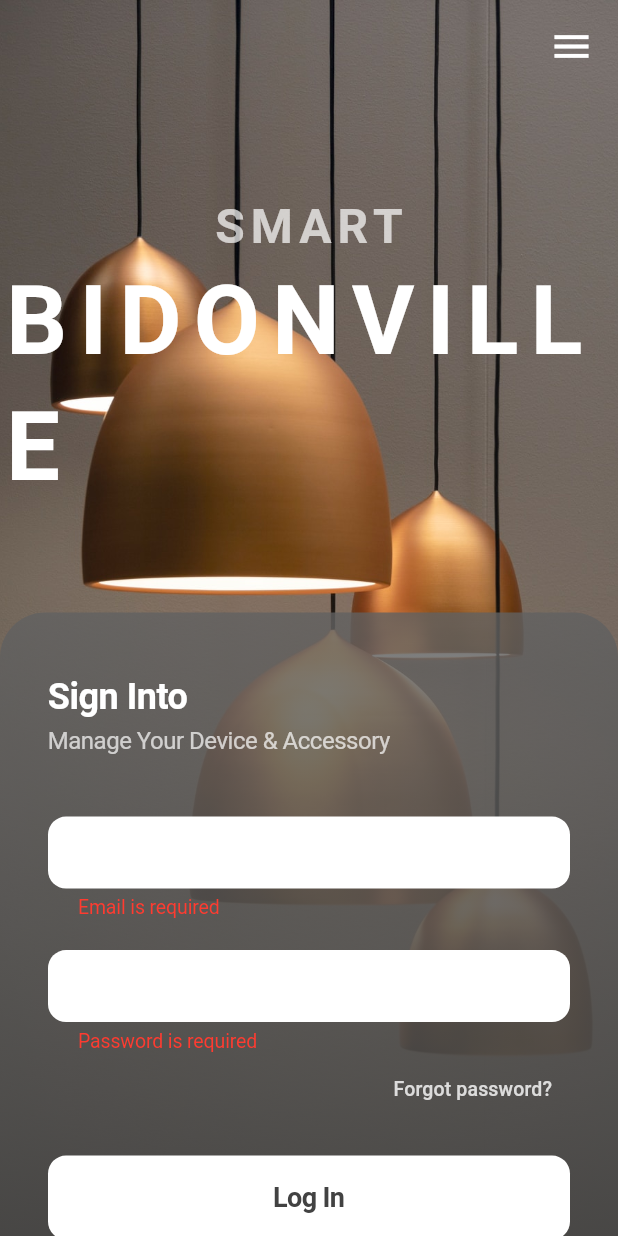
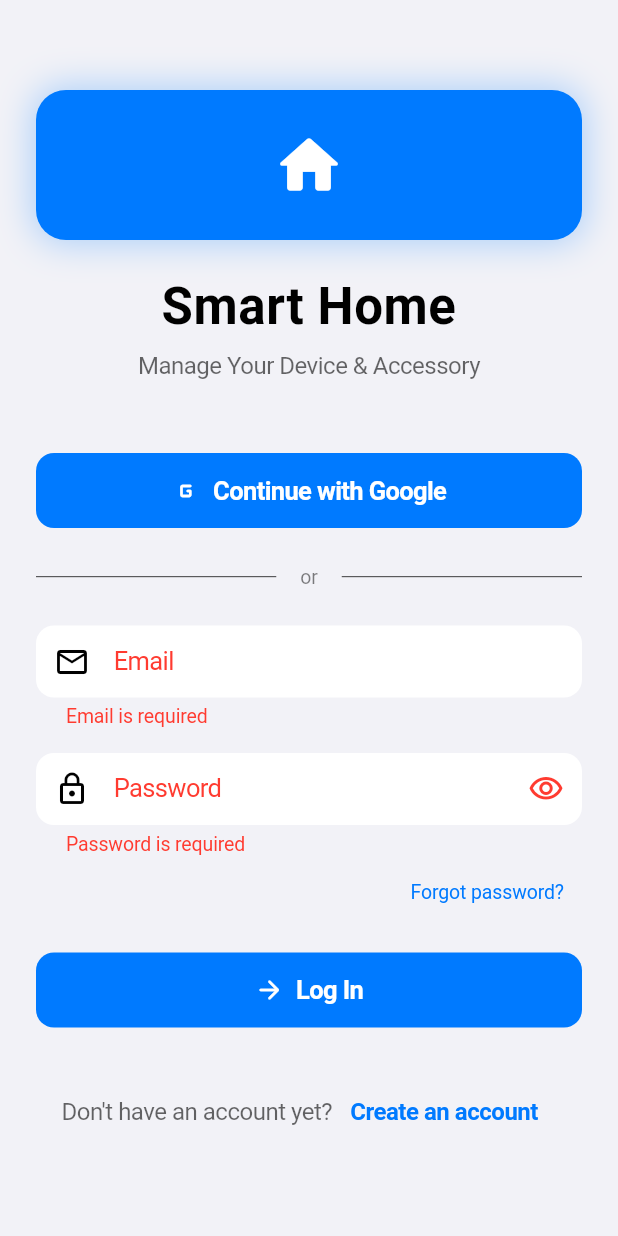
Before and after one commit to fb2001/Smart-Bidonville, a Flutter app: the screen it shows after launch, after a tap on "Log In", on a phone screen of 412 x 824 dp. Run offline on Flutter 3.47's test engine with Material 3 defaults, Android fonts, the phone set to English and light mode, and no system bars; our stand-ins replace firebase_auth, firebase_core, google_sign_in, shared_preferences; missing offline and left inert: mobile_scanner; accounts and stored records are empty.

Commit message:
Implement iOS design for login screen and dashboard components with haptic feedback

```diff
--- /dev/null
+++ b/lib/features/auth/presentation/screens/ios_login_screen.dart
@@ -0,0 +1,401 @@
+import 'package:flutter/material.dart';
+import 'package:flutter/services.dart';
+import '../../../../l10n/app_localizations.dart';
+import '../../../../core/services/auth_service.dart';
+import '../../../../shared/theme/ios_theme.dart';
+import '../../../../shared/widgets/ios_card.dart';
+import 'signup_screen.dart';
+import '../../../dashboard/view/dashboard_screen.dart';
+
+/// iOS-style login screen following Apple HIG
+class IOSLoginScreen extends StatefulWidget {
+  const IOSLoginScreen({super.key});
+
+  @override
+  State<IOSLoginScreen> createState() => _IOSLoginScreenState();
+}
+
+class _IOSLoginScreenState extends State<IOSLoginScreen> {
+  final _formKey = GlobalKey<FormState>();
+  final _emailController = TextEditingController();
+  final _passwordController = TextEditingController();
+  final _authService = AuthService();
+
+  bool _obscurePassword = true;
+  bool _isLoading = false;
+
+  @override
+  void dispose() {
+    _emailController.dispose();
+    _passwordController.dispose();
+    super.dispose();
+  }
+
+  Future<void> _handleGoogleLogin() async {
+    HapticFeedback.selectionClick();
+    setState(() => _isLoading = true);
+
+    try {
+      final credential = await _authService.signInWithGoogle();
+      if (credential == null) return;
+
+      if (mounted) {
+        Navigator.of(context).pushReplacement(
+          MaterialPageRoute(builder: (_) => const DashboardScreen()),
+        );
+      }
+    } catch (error) {
+      if (!mounted) return;
+      final tr = AppLocalizations.of(context)!;
+      _showErrorSnackBar('${tr.errorOccurred}: $error');
+    } finally {
+      if (mounted) setState(() => _isLoading = false);
+    }
+  }
+
+  Future<void> _handleLogin() async {
+    if (!_formKey.currentState!.validate()) return;
+
+    HapticFeedback.selectionClick();
+    setState(() => _isLoading = true);
+
+    try {
+      await _authService.signInWithEmailPassword(
+        _emailController.text,
+        _passwordController.text,
+      );
+
+      if (mounted) {
+        Navigator.of(context).pushReplacement(
+          MaterialPageRoute(builder: (_) => const DashboardScreen()),
+        );
+      }
+    } catch (errorCode) {
+      if (mounted) {
+        final tr = AppLocalizations.of(context)!;
+        _showErrorSnackBar(_getErrorMessage(errorCode.toString(), tr));
+      }
+    } finally {
+      if (mounted) setState(() => _isLoading = false);
+    }
+  }
+
+  void _showErrorSnackBar(String message) {
+    ScaffoldMessenger.of(context).showSnackBar(
+      SnackBar(
+        content: Text(message),
+        backgroundColor: IOSTheme.dangerColor,
+        behavior: SnackBarBehavior.floating,
+        shape: RoundedRectangleBorder(
+          borderRadius: BorderRadius.circular(IOSTheme.radiusMedium),
+        ),
+        margin: const EdgeInsets.all(IOSTheme.spacing16),
+      ),
+    );
+  }
+
+  String _getErrorMessage(String errorCode, AppLocalizations tr) {
+    switch (errorCode) {
+      case 'user-not-found':
+        return tr.userNotFound;
+      case 'wrong-password':
+        return tr.wrongPassword;
+      case 'invalid-email':
+        return tr.invalidEmail;
+      case 'user-disabled':
+        return tr.userDisabled;
+      case 'too-many-requests':
+        return tr.tooManyRequests;
+      default:
+        return '${tr.errorOccurred}: $errorCode';
+    }
+  }
+
+  Future<void> _showForgotPasswordDialog() async {
+    final tr = AppLocalizations.of(context)!;
+    final emailController = TextEditingController();
+
+    return showDialog(
+      context: context,
+      builder: (context) => AlertDialog(
+        shape: RoundedRectangleBorder(
+          borderRadius: BorderRadius.circular(IOSTheme.radiusLarge),
+        ),
+        title: Text(tr.resetPassword),
+        content: TextField(
+          controller: emailController,
+          decoration: InputDecoration(
+            labelText: tr.email,
+            hintText: tr.enterYourEmail,
+          ),
+          keyboardType: TextInputType.emailAddress,
+        ),
+        actions: [
+          TextButton(
+            onPressed: () => Navigator.pop(context),
+            child: Text(tr.cancel),
+          ),
+          TextButton(
+            onPressed: () async {
+              try {
+                await _authService.resetPassword(emailController.text);
+                if (mounted) {
+                  Navigator.pop(context);
+                  _showSuccessSnackBar(tr.resetEmailSent);
+                }
+              } catch (errorCode) {
+                if (mounted) {
+                  final tr = AppLocalizations.of(context)!;
+                  _showErrorSnackBar(_getErrorMessage(errorCode.toString(), tr));
+                }
+              }
+            },
+            child: Text(tr.send),
+          ),
+        ],
+      ),
+    );
+  }
+
+  void _showSuccessSnackBar(String message) {
+    ScaffoldMessenger.of(context).showSnackBar(
+      SnackBar(
+        content: Text(message),
+        backgroundColor: IOSTheme.accentColor,
+        behavior: SnackBarBehavior.floating,
+        shape: RoundedRectangleBorder(
+          borderRadius: BorderRadius.circular(IOSTheme.radiusMedium),
+        ),
+        margin: const EdgeInsets.all(IOSTheme.spacing16),
+      ),
+    );
+  }
+
+  @override
+  Widget build(BuildContext context) {
+    final tr = AppLocalizations.of(context)!;
+
+    return Scaffold(
+      backgroundColor: Theme.of(context).scaffoldBackgroundColor,
+      body: SafeArea(
+        child: SingleChildScrollView(
+          padding: const EdgeInsets.symmetric(horizontal: IOSTheme.spacing24),
+          child: Form(
+            key: _formKey,
+            child: Column(
+              crossAxisAlignment: CrossAxisAlignment.stretch,
+              children: [
+                const SizedBox(height: 60),
+
+                // Logo
+                Container(
+                  width: 100,
+                  height: 100,
+                  decoration: BoxDecoration(
+                    color: Theme.of(context).colorScheme.primary,
+                    borderRadius: BorderRadius.circular(IOSTheme.radiusXLarge),
+                    boxShadow: [
+                      BoxShadow(
+                        color: Theme.of(context)
+                            .colorScheme
+                            .primary
+                            .withValues(alpha: 0.3),
+                        blurRadius: 20,
+                        spreadRadius: 2,
+                      ),
+                    ],
+                  ),
+                  child: const Icon(
+                    Icons.home_rounded,
+                    size: 50,
+                    color: Colors.white,
+                  ),
+                ),
+
+                const SizedBox(height: IOSTheme.spacing24),
+
+                // Title
+                Text(
+                  'Smart Home',
+                  style: Theme.of(context).textTheme.displayLarge,
+                  textAlign: TextAlign.center,
+                ),
+
+                const SizedBox(height: IOSTheme.spacing8),
+
+                Text(
+                  tr.manageYourDevice,
+                  style: Theme.of(context).textTheme.bodyMedium?.copyWith(
+                        color: Theme.of(context)
+                            .colorScheme
+                            .onSurface
+                            .withValues(alpha: 0.6),
+                      ),
+                  textAlign: TextAlign.center,
+                ),
+
+                const SizedBox(height: 48),
+
+                // Google Sign In Button (Primary action)
+                IOSButton(
+                  text: 'Continue with Google',
+                  onPressed: _isLoading ? null : _handleGoogleLogin,
+                  icon: Icons.g_mobiledata_rounded,
+                  isPrimary: true,
+                ),
+
+                const SizedBox(height: IOSTheme.spacing24),
+
+                // Divider with "or"
+                Row(
+                  children: [
+                    Expanded(
+                      child: Divider(
+                        color: Theme.of(context).dividerColor,
+                      ),
+                    ),
+                    Padding(
+                      padding: const EdgeInsets.symmetric(
+                        horizontal: IOSTheme.spacing16,
+                      ),
+                      child: Text(
+                        'or',
+                        style: Theme.of(context).textTheme.bodySmall?.copyWith(
+                              color: Theme.of(context)
+                                  .colorScheme
+                                  .onSurface
+                                  .withValues(alpha: 0.5),
+                            ),
+                      ),
+                    ),
+                    Expanded(
+                      child: Divider(
+                        color: Theme.of(context).dividerColor,
+                      ),
+                    ),
+                  ],
+                ),
+
+                const SizedBox(height: IOSTheme.spacing24),
+
+                // Email Field
+                TextFormField(
+                  controller: _emailController,
+                  keyboardType: TextInputType.emailAddress,
+                  textInputAction: TextInputAction.next,
+                  decoration: InputDecoration(
+                    labelText: tr.email,
+                    hintText: tr.enterYourEmail,
+                    prefixIcon: const Icon(Icons.email_outlined),
+                  ),
+                  validator: (value) {
+                    if (value == null || value.isEmpty) {
+                      return tr.emailRequired;
+                    }
+                    if (!value.contains('@')) {
+                      return tr.invalidEmail;
+                    }
+                    return null;
+                  },
+                ),
+
+                const SizedBox(height: IOSTheme.spacing16),
+
+                // Password Field
+                TextFormField(
+                  controller: _passwordController,
+                  obscureText: _obscurePassword,
+                  textInputAction: TextInputAction.done,
+                  onFieldSubmitted: (_) => _handleLogin(),
+                  decoration: InputDecoration(
+                    labelText: tr.password,
+                    hintText: '••••••••',
+                    prefixIcon: const Icon(Icons.lock_outline),
+                    suffixIcon: IconButton(
+                      icon: Icon(
+                        _obscurePassword
+                            ? Icons.visibility_outlined
+                            : Icons.visibility_off_outlined,
+                      ),
+                      onPressed: () {
+                        setState(() => _obscurePassword = !_obscurePassword);
+                      },
+                    ),
+                  ),
+                  validator: (value) {
+                    if (value == null || value.isEmpty) {
+                      return tr.passwordRequired;
+                    }
+                    if (value.length < 6) {
+                      return tr.passwordTooShort;
+                    }
+                    return null;
+                  },
+                ),
+
+                Align(
+                  alignment: Alignment.centerRight,
+                  child: TextButton(
+                    onPressed: _showForgotPasswordDialog,
+                    child: Text(
+                      tr.forgotPassword,
+                      style: Theme.of(context).textTheme.bodySmall?.copyWith(
+                            color: Theme.of(context).colorScheme.primary,
+                          ),
+                    ),
+                  ),
+                ),
+
+                const SizedBox(height: IOSTheme.spacing16),
+
+                // Login Button
+                IOSButton(
+                  text: _isLoading ? 'Signing in...' : tr.login,
+                  onPressed: _isLoading ? null : _handleLogin,
+                  icon: Icons.arrow_forward_rounded,
+                  isPrimary: true,
+                ),
+
+                const SizedBox(height: IOSTheme.spacing32),
+
+                // Sign Up Link
+                Row(
+                  mainAxisAlignment: MainAxisAlignment.center,
+                  children: [
+                    Text(
+                      tr.noAccount,
+                      style: Theme.of(context).textTheme.bodyMedium?.copyWith(
+                            color: Theme.of(context)
+                                .colorScheme
+                                .onSurface
+                                .withValues(alpha: 0.6),
+                          ),
+                    ),
+                    TextButton(
+                      onPressed: () {
+                        Navigator.of(context).push(
+                          MaterialPageRoute(
+                            builder: (_) => const SignUpScreen(),
+                          ),
+                        );
+                      },
+                      child: Text(
+                        tr.signup,
+                        style: Theme.of(context).textTheme.bodyMedium?.copyWith(
+                              color: Theme.of(context).colorScheme.primary,
+                              fontWeight: FontWeight.w600,
+                            ),
+                      ),
+                    ),
+                  ],
+                ),
+
+                const SizedBox(height: IOSTheme.spacing24),
+              ],
+            ),
+          ),
+        ),
+      ),
+    );
+  }
+}
--- a/lib/features/splash/splash_screen.dart
+++ b/lib/features/splash/splash_screen.dart
@@ -29,7 +29,7 @@ class _SplashScreenState extends State<SplashScreen>
 
     // Set status bar to transparent
     SystemChrome.setSystemUIOverlayStyle(
-      const SystemUIOverlayStyle(
+      const SystemUiOverlayStyle(
         statusBarColor: Colors.transparent,
         statusBarIconBrightness: Brightness.dark,
       ),
@@ -127,7 +127,7 @@ class _SplashScreenState extends State<SplashScreen>
                             color: Theme.of(context)
                                 .colorScheme
                                 .primary
-                                .withOpacity(0.3),
+                                .withValues(alpha: 0.3),
                             blurRadius: 20,
                             spreadRadius: 5,
                           ),
@@ -168,7 +168,7 @@ class _SplashScreenState extends State<SplashScreen>
                                 color: Theme.of(context)
                                     .colorScheme
                                     .onSurface
-                                    .withOpacity(0.6),
+                                    .withValues(alpha: 0.6),
                               ),
                         ),
                       ],
--- a/lib/main.dart
+++ b/lib/main.dart
@@ -3,7 +3,7 @@ import 'package:flutter/services.dart';
 import 'package:firebase_core/firebase_core.dart';
 import 'package:provider/provider.dart';
 import 'firebase_options.dart';
-import 'features/auth/presentation/screens/login_screen.dart';
+import 'features/auth/presentation/screens/ios_login_screen.dart';
 import 'features/dashboard/view/dashboard_screen.dart';
 import 'features/splash/splash_screen.dart';
 import 'core/services/auth_service.dart';
@@ -67,7 +67,7 @@ class _FirebaseInitializerState extends State<FirebaseInitializer> {
     super.initState();
     // Set iOS status bar style
     SystemChrome.setSystemUIOverlayStyle(
-      const SystemUIOverlayStyle(
+      const SystemUiOverlayStyle(
         statusBarBrightness: Brightness.light,
       ),
     );
@@ -242,7 +242,7 @@ class AuthStateHandler extends StatelessWidget {
       return const DashboardScreen();
     } else {
       // Pas d'utilisateur connecté → Page de connexion
-      return const LoginScreen();
+      return const IOSLoginScreen();
     }
   }
 }
--- a/lib/shared/theme/ios_theme.dart
+++ b/lib/shared/theme/ios_theme.dart
@@ -118,7 +118,7 @@ class IOSTheme {
         ),
         textTheme: textTheme,
         appBarTheme: AppBarTheme(
-          backgroundColor: secondaryBackgroundLight.withOpacity(0.9),
+          backgroundColor: secondaryBackgroundLight.withValues(alpha: 0.9),
           elevation: 0,
           scrolledUnderElevation: 0,
           titleTextStyle: textTheme.displaySmall?.copyWith(
@@ -127,7 +127,7 @@ class IOSTheme {
           ),
           iconTheme: const IconThemeData(color: primaryColor),
         ),
-        cardTheme: CardTheme(
+        cardTheme: CardThemeData(
           color: backgroundLight,
           elevation: 0,
           shape: RoundedRectangleBorder(
@@ -213,7 +213,7 @@ class IOSTheme {
           displayColor: labelDark,
         ),
         appBarTheme: AppBarTheme(
-          backgroundColor: backgroundDark.withOpacity(0.9),
+          backgroundColor: backgroundDark.withValues(alpha: 0.9),
           elevation: 0,
           scrolledUnderElevation: 0,
           titleTextStyle: textTheme.displaySmall?.copyWith(
@@ -222,7 +222,7 @@ class IOSTheme {
           ),
           iconTheme: const IconThemeData(color: primaryColor),
         ),
-        cardTheme: CardTheme(
+        cardTheme: CardThemeData(
           color: secondaryBackgroundDark,
           elevation: 0,
           shape: RoundedRectangleBorder(
```
Also changed, not shown: lib/features/dashboard/widgets/mode_switch_card.dart (+94 -69 lines), lib/features/dashboard/widgets/temperature_card.dart (+44 -25 lines), lib/shared/widgets/ip_config_dialog.dart (+11 -5 lines).
